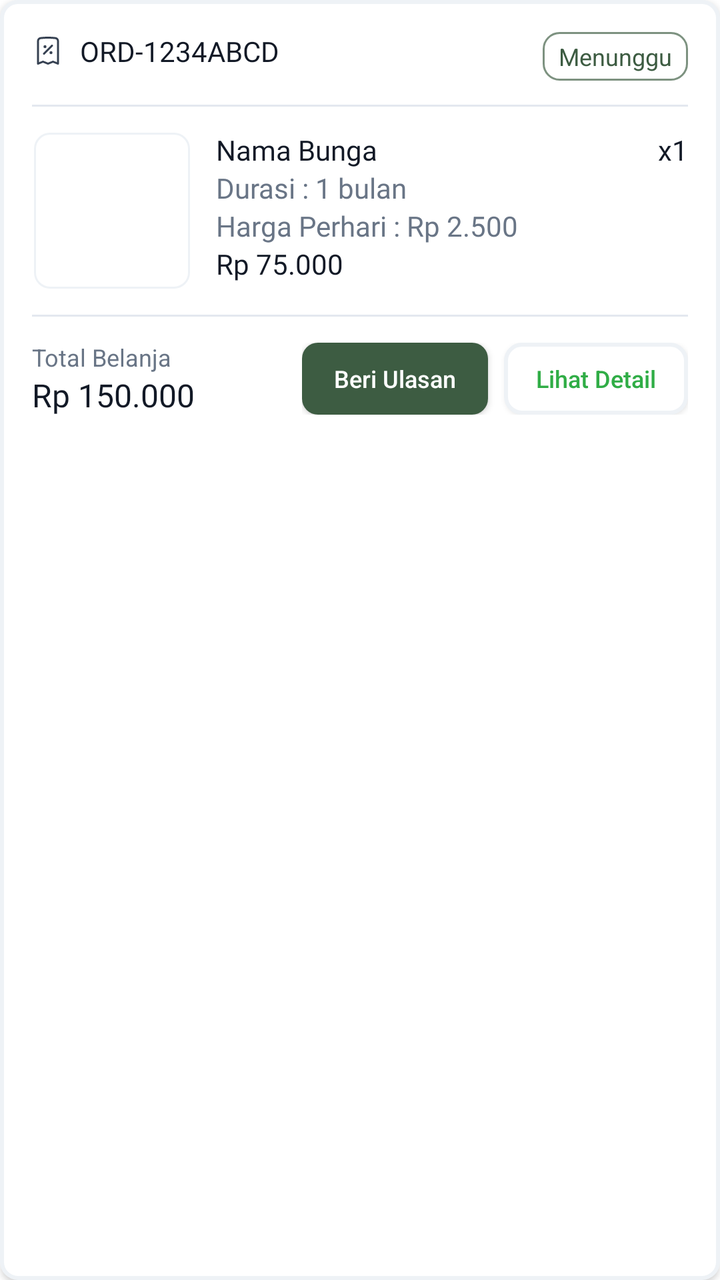
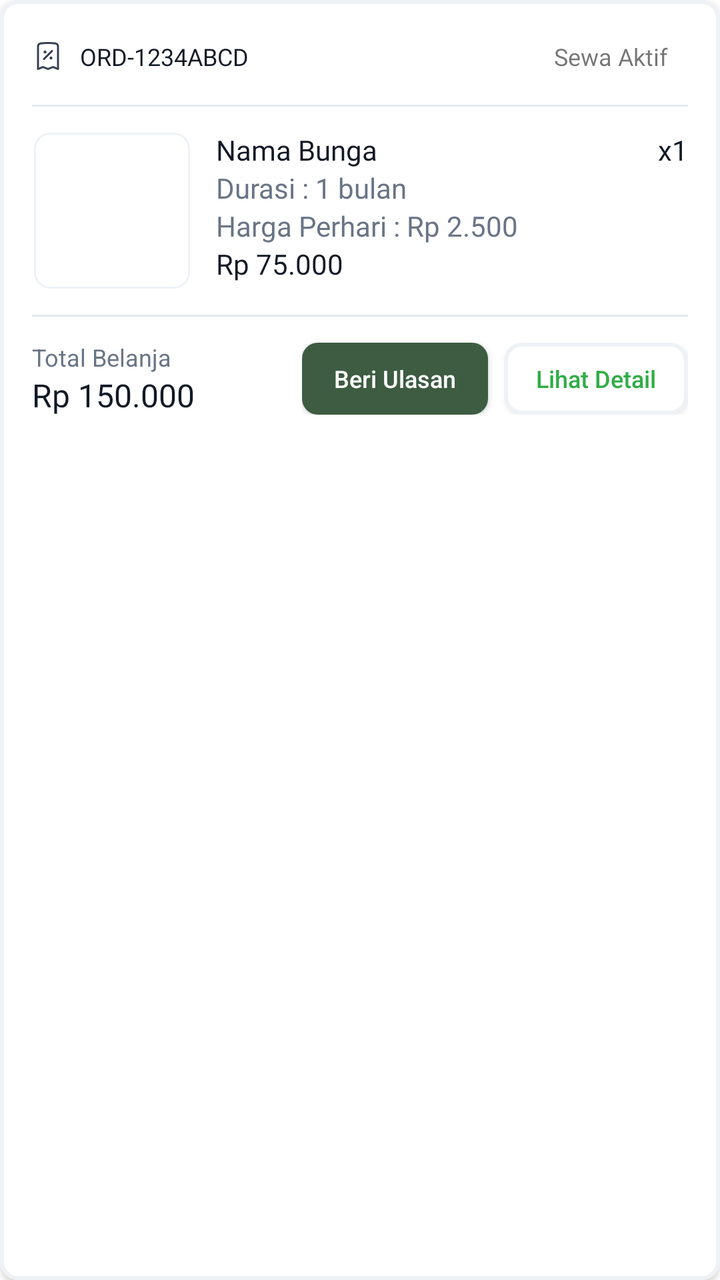

An Android layout rendered at two revisions. The XML below is the earlier revision; the diff shows what the commit changed to produce the second picture.
<!-- AndroidManifest.xml: application theme Theme.Florist -->
<!-- res/layout/item_buyer_order.xml -->
<?xml version="1.0" encoding="utf-8"?>
<LinearLayout xmlns:android="http://schemas.android.com/apk/res/android"
    android:layout_width="match_parent"
    android:layout_height="wrap_content"
    xmlns:app="http://schemas.android.com/apk/res-auto"
    android:orientation="vertical"
    android:layout_marginHorizontal="16dp"
    android:layout_marginTop="12dp"
    android:background="@drawable/rounded_white_button"
    android:padding="16dp"
    android:elevation="2dp">

    <RelativeLayout
        android:layout_width="match_parent"
        android:layout_height="wrap_content"
        android:layout_marginBottom="12dp">

        <LinearLayout
            android:layout_width="wrap_content"
            android:layout_height="wrap_content"
            android:orientation="horizontal"
            android:gravity="center_vertical">

            <ImageView
                android:layout_width="16dp"
                android:layout_height="16dp"
                android:src="@drawable/ic_receipt"
                app:tint="@color/gray_700"/>

            <TextView
                android:id="@+id/tvOrderId"
                android:layout_width="wrap_content"
                android:layout_height="wrap_content"
                android:text="ORD-1234ABCD"
                android:textColor="@color/gray_900"
                style="@style/label_lg_bold"
                android:layout_marginStart="8dp"/>
        </LinearLayout>

        <TextView
            android:id="@+id/tvOrderStatus"
            android:layout_width="wrap_content"
            android:layout_height="wrap_content"
            android:text="Menunggu"
            android:textSize="12sp"
            android:textColor="@color/olive_500"
            android:background="@drawable/rounded_green_border_button"
            android:paddingHorizontal="8dp"
            android:paddingVertical="4dp"
            android:layout_alignParentEnd="true"
            android:layout_centerVertical="true"/>
    </RelativeLayout>

    <View
        android:layout_width="match_parent"
        android:layout_height="1dp"
        android:background="@color/gray_200"
        android:layout_marginBottom="12dp"/>

    <LinearLayout
        android:layout_width="match_parent"
        android:layout_height="wrap_content"
        android:orientation="horizontal">

        <ImageView
            android:id="@+id/imgOrderProduct"
            android:layout_width="80dp"
            android:layout_height="80dp"
            android:scaleType="centerCrop"
            android:background="@drawable/rounded_gray_layout"
            android:clipToOutline="true"/>

        <RelativeLayout
            android:layout_width="match_parent"
            android:layout_height="match_parent"
            android:layout_marginStart="12dp">

            <TextView
                android:id="@+id/tvOrderProductName"
                android:layout_width="match_parent"
                android:layout_height="wrap_content"
                android:text="Nama Bunga"
                android:textColor="@color/gray_900"
                style="@style/body_md_bold"
                android:maxLines="1"
                android:ellipsize="end"/>

            <TextView
                android:id="@+id/tvDuration"
                android:layout_width="wrap_content"
                android:layout_height="wrap_content"
                android:text="Durasi : 1 bulan"
                android:textColor="@color/gray_500"
                style="@style/label_lg_regular"
                android:layout_below="@id/tvOrderProductName"/>

            <TextView
                android:id="@+id/tvDurationPrice"
                android:layout_width="wrap_content"
                android:layout_height="wrap_content"
                android:text="Harga Perhari : Rp 2.500"
                android:textColor="@color/gray_500"
                style="@style/label_lg_regular"
                android:layout_below="@id/tvDuration"/>

            <TextView
                android:id="@+id/tvTotalPrice"
                android:layout_width="wrap_content"
                android:layout_height="wrap_content"
                android:text="Rp 75.000"
                android:textColor="@color/text_primary"
                style="@style/body_md_medium"
                android:layout_below="@id/tvDurationPrice"/>

            <TextView
                android:id="@+id/tvOrderQty"
                android:layout_width="wrap_content"
                android:layout_height="wrap_content"
                android:text="x1"
                android:textColor="@color/text_primary"
                style="@style/body_md_medium"
                android:layout_alignParentEnd="true"/>

        </RelativeLayout>
    </LinearLayout>

    <View
        android:layout_width="match_parent"
        android:layout_height="1dp"
        android:background="@color/gray_200"
        android:layout_marginVertical="12dp"/>

    <RelativeLayout
        android:layout_width="match_parent"
        android:layout_height="wrap_content"
        android:gravity="center_vertical">

        <LinearLayout
            android:layout_width="wrap_content"
            android:layout_height="wrap_content"
            android:orientation="vertical">

            <TextView
                android:layout_width="wrap_content"
                android:layout_height="wrap_content"
                android:text="Total Belanja"
                android:textColor="@color/gray_500"
                android:textSize="12sp"/>

            <TextView
                android:id="@+id/tvOrderGrandTotal"
                android:layout_width="wrap_content"
                android:layout_height="wrap_content"
                android:text="Rp 150.000"
                android:textColor="@color/gray_900"
                style="@style/title_md_bold"/>
        </LinearLayout>



        <LinearLayout
            android:layout_width="wrap_content"
            android:layout_height="wrap_content"
            android:orientation="horizontal"
            android:layout_alignParentEnd="true"
            android:layout_centerVertical="true">

            <androidx.appcompat.widget.AppCompatButton
                android:id="@+id/btnReviewAction"
                android:layout_width="wrap_content"
                android:layout_height="36dp"
                android:text="Beri Ulasan"
                android:textSize="12sp"
                android:textColor="@color/white"
                android:background="@drawable/rounded_success_button"
                android:paddingHorizontal="16dp"
                android:textAllCaps="false"
                android:layout_marginEnd="8dp"
                android:visibility="visible"/>

            <androidx.appcompat.widget.AppCompatButton
                android:id="@+id/btnOrderAction"
                android:layout_width="wrap_content"
                android:layout_height="36dp"
                android:text="Lihat Detail"
                android:textSize="12sp"
                android:textColor="@color/text_success"
                android:background="@drawable/rounded_white_button"
                android:paddingHorizontal="16dp"
                android:textAllCaps="false"/>
        </LinearLayout>    </RelativeLayout>
</LinearLayout>
<!-- resources referenced by this layout -->
<resources>
  <color name="gray_200">#E3E8EF</color>
  <color name="gray_500">#697586</color>
  <color name="gray_700">#364152</color>
  <color name="gray_900">#121926</color>
  <color name="olive_500">#3D5C42</color>
  <color name="text_primary">@color/gray_900</color>
  <color name="text_success">@color/green_500</color>
  <color name="white">#FFFFFF</color>
  <!-- drawable rounded_gray_layout (drawable) -->
  <?xml version="1.0" encoding="utf-8"?>
  <shape xmlns:android="http://schemas.android.com/apk/res/android"
      android:shape="rectangle">
  
      <solid android:color="@color/white"/>
      <stroke android:color="@color/border_tertiary" android:width="2dp"/>
      <corners android:bottomLeftRadius="8dp"
          android:bottomRightRadius="8dp"
          android:topLeftRadius="8dp"
          android:topRightRadius="8dp"/>
  
  </shape>
  <!-- drawable rounded_green_border_button (drawable) -->
  <?xml version="1.0" encoding="utf-8"?>
  <shape xmlns:android="http://schemas.android.com/apk/res/android"
      android:shape="rectangle">
  
      <solid android:color="@color/white"/>
      <stroke android:width="1dp" android:color="@color/border_accent"/>
      <corners
          android:bottomLeftRadius="8dp"
          android:bottomRightRadius="8dp"
          android:topLeftRadius="8dp"
          android:topRightRadius="8dp"
          />
  </shape>
  <style name="body_md_bold">
          <item name="android:fontFamily">@font/nunito_sans_bold</item>
          <item name="android:textSize">14sp</item>
          <item name="android:lineSpacingMultiplier">0.87</item>
          <item name="android:lineSpacingExtra">2sp</item>
      </style>
  <style name="body_md_medium">
          <item name="android:fontFamily">@font/nunitosans_regular</item>
          <item name="android:textSize">14sp</item>
          <item name="android:lineSpacingMultiplier">0.8</item>
          <item name="android:lineSpacingExtra">4sp</item>
      </style>
  <style name="label_lg_bold">
          <item name="android:fontFamily">@font/nunito_sans_bold</item>
          <item name="android:textSize">14sp</item>
          <item name="android:lineSpacingMultiplier">0.7</item>
          <item name="android:lineSpacingExtra">6sp</item>
      </style>
  <style name="label_lg_regular">
          <item name="android:fontFamily">@font/nunitosans_regular</item>
          <item name="android:textSize">14sp</item>
          <item name="android:lineSpacingMultiplier">0.7</item>
          <item name="android:lineSpacingExtra">6sp</item>
          <item name="android:textAllCaps">false</item>
      </style>
  <style name="title_md_bold">
          <item name="android:fontFamily">@font/nunito_sans_bold</item>
          <item name="android:textSize">16sp</item>
          <item name="android:lineSpacingMultiplier">0.44</item>
          <item name="android:lineSpacingExtra">10sp</item>
      </style>
  <color name="green_500">#30AD46</color>
  <color name="border_tertiary">@color/gray_100</color>
  <color name="border_accent">@color/olive_300</color>
  <color name="bg_accent">@color/olive_500</color>
  <color name="border_secondary">@color/gray_400</color>
  <color name="gray_100">#EEF2F6</color>
  <color name="main_color">#3D5C42</color>
  <color name="teal_200">#FF03DAC5</color>
  <color name="teal_700">#FF018786</color>
  <color name="black">#121926</color>
  <!-- drawable rounded_normal_edittext (drawable) -->
  <?xml version="1.0" encoding="utf-8"?>
  <shape xmlns:android="http://schemas.android.com/apk/res/android"
      android:shape="rectangle">
  
      <solid android:color="@color/white"/>
      <stroke android:color="@color/border_secondary" android:width="1dp"/>
      <corners android:bottomLeftRadius="8dp"
          android:bottomRightRadius="8dp"
          android:topLeftRadius="8dp"
          android:topRightRadius="8dp"/>
  
  </shape>
  <color name="olive_300">#7D9280</color>
  <color name="gray_400">#9AA4B2</color>
  <!-- unchanged entries left out for length: 4 -->
</resources>

<!-- the commit's change to res/layout/item_buyer_order.xml (unified diff, before → after) -->
@@ -15,17 +15,32 @@
         android:layout_height="wrap_content"
         android:layout_marginBottom="12dp">
 
-        <LinearLayout
+        <TextView
+            android:id="@+id/tvOrderStatus"
             android:layout_width="wrap_content"
             android:layout_height="wrap_content"
+            android:text="Sewa Aktif"
+            style="@style/body_sm_bold"
+            android:gravity="center_vertical"
+            android:paddingHorizontal="10dp"
+            android:paddingVertical="4dp"
+            android:layout_alignParentEnd="true"
+            android:layout_centerVertical="true"/>
+
+        <LinearLayout
+            android:layout_width="match_parent"
+            android:layout_height="wrap_content"
             android:orientation="horizontal"
-            android:gravity="center_vertical">
+            android:layout_centerVertical="true"
+            android:layout_toStartOf="@id/tvOrderStatus"
+            android:layout_marginEnd="12dp">
 
             <ImageView
                 android:layout_width="16dp"
                 android:layout_height="16dp"
                 android:src="@drawable/ic_receipt"
-                app:tint="@color/gray_700"/>
+                app:tint="@color/gray_700"
+                android:layout_gravity="center_vertical"/>
 
             <TextView
                 android:id="@+id/tvOrderId"
@@ -33,24 +48,13 @@
                 android:layout_height="wrap_content"
                 android:text="ORD-1234ABCD"
                 android:textColor="@color/gray_900"
-                style="@style/label_lg_bold"
-                android:layout_marginStart="8dp"/>
+                style="@style/label_md_bold"
+                android:layout_marginStart="8dp"
+                android:maxLines="1"
+                android:ellipsize="end"/>
         </LinearLayout>
 
-        <TextView
-            android:id="@+id/tvOrderStatus"
-            android:layout_width="wrap_content"
-            android:layout_height="wrap_content"
-            android:text="Menunggu"
-            android:textSize="12sp"
-            android:textColor="@color/olive_500"
-            android:background="@drawable/rounded_green_border_button"
-            android:paddingHorizontal="8dp"
-            android:paddingVertical="4dp"
-            android:layout_alignParentEnd="true"
-            android:layout_centerVertical="true"/>
     </RelativeLayout>
-
     <View
         android:layout_width="match_parent"
         android:layout_height="1dp"
<!-- resource entries referenced after the edit -->
@@ -21,20 +21,6 @@
           android:topRightRadius="8dp"/>
   
   </shape>
-  <!-- drawable rounded_green_border_button (drawable) -->
-  <?xml version="1.0" encoding="utf-8"?>
-  <shape xmlns:android="http://schemas.android.com/apk/res/android"
-      android:shape="rectangle">
-  
-      <solid android:color="@color/white"/>
-      <stroke android:width="1dp" android:color="@color/border_accent"/>
-      <corners
-          android:bottomLeftRadius="8dp"
-          android:bottomRightRadius="8dp"
-          android:topLeftRadius="8dp"
-          android:topRightRadius="8dp"
-          />
-  </shape>
   <style name="body_md_bold">
           <item name="android:fontFamily">@font/nunito_sans_bold</item>
           <item name="android:textSize">14sp</item>
@@ -47,11 +33,11 @@
           <item name="android:lineSpacingMultiplier">0.8</item>
           <item name="android:lineSpacingExtra">4sp</item>
       </style>
-  <style name="label_lg_bold">
+  <style name="body_sm_bold">
           <item name="android:fontFamily">@font/nunito_sans_bold</item>
-          <item name="android:textSize">14sp</item>
-          <item name="android:lineSpacingMultiplier">0.7</item>
-          <item name="android:lineSpacingExtra">6sp</item>
+          <item name="android:textSize">12sp</item>
+          <item name="android:lineSpacingMultiplier">0.86</item>
+          <item name="android:lineSpacingExtra">2sp</item>
       </style>
   <style name="label_lg_regular">
           <item name="android:fontFamily">@font/nunitosans_regular</item>
@@ -59,6 +45,12 @@
           <item name="android:lineSpacingMultiplier">0.7</item>
           <item name="android:lineSpacingExtra">6sp</item>
           <item name="android:textAllCaps">false</item>
+      </style>
+  <style name="label_md_bold">
+          <item name="android:fontFamily">@font/nunito_sans_bold</item>
+          <item name="android:textSize">12sp</item>
+          <item name="android:lineSpacingMultiplier">0.75</item>
+          <item name="android:lineSpacingExtra">4sp</item>
       </style>
   <style name="title_md_bold">
           <item name="android:fontFamily">@font/nunito_sans_bold</item>
@@ -68,7 +60,6 @@
       </style>
   <color name="green_500">#30AD46</color>
   <color name="border_tertiary">@color/gray_100</color>
-  <color name="border_accent">@color/olive_300</color>
   <color name="bg_accent">@color/olive_500</color>
   <color name="border_secondary">@color/gray_400</color>
   <color name="gray_100">#EEF2F6</color>
@@ -89,7 +80,6 @@
           android:topRightRadius="8dp"/>
   
   </shape>
-  <color name="olive_300">#7D9280</color>
   <color name="gray_400">#9AA4B2</color>
   <!-- unchanged entries left out for length: 4 -->
 </resources>
